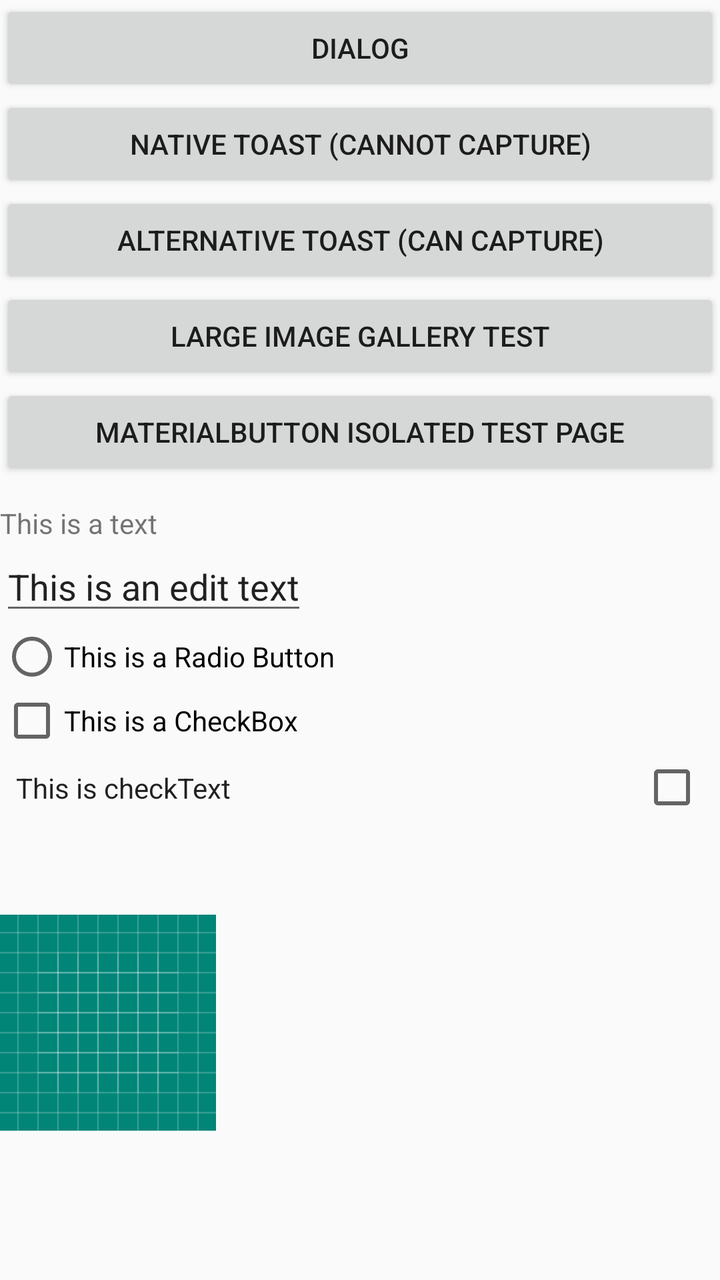
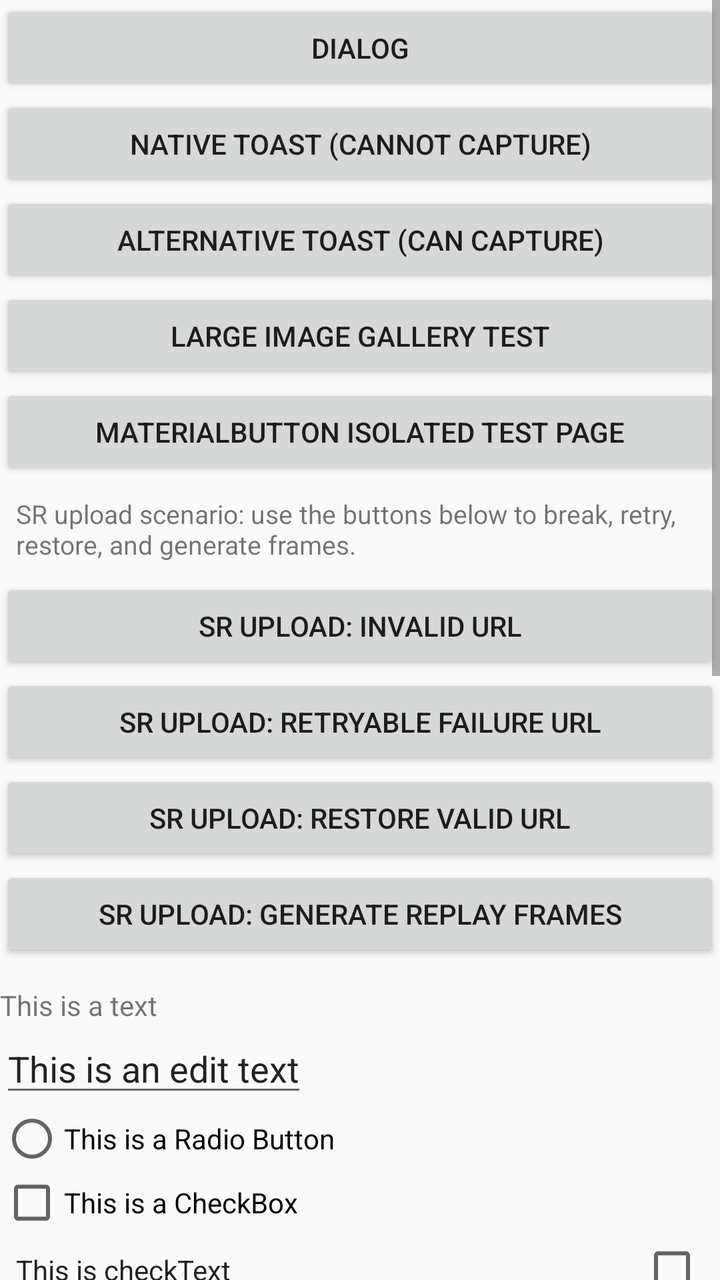

An Android layout rendered at two revisions. The XML below is the earlier revision; the diff shows what the commit changed to produce the second picture.
<!-- AndroidManifest.xml: application theme AppTheme -->
<!-- res/layout/activity_session_replay.xml -->
<?xml version="1.0" encoding="utf-8"?>
<LinearLayout xmlns:android="http://schemas.android.com/apk/res/android"
    xmlns:app="http://schemas.android.com/apk/res-auto"
    android:id="@+id/session_replay_privacy_ll"
    android:layout_width="match_parent"
    android:layout_height="match_parent"
    android:orientation="vertical">

    <Button
        android:id="@+id/session_replay_dialog"
        android:layout_width="match_parent"
        android:layout_height="wrap_content"
        android:text="Dialog" />

    <Button
        android:id="@+id/session_replay_origin_toast"
        android:layout_width="match_parent"
        android:layout_height="wrap_content"
        android:text="Native Toast (Cannot Capture)" />

    <Button
        android:id="@+id/session_replay_custom_toast"
        android:layout_width="match_parent"
        android:layout_height="wrap_content"
        android:text="Alternative Toast (Can Capture)" />

    <Button
        android:id="@+id/session_replay_image_gallery_btn"
        android:layout_width="match_parent"
        android:layout_height="wrap_content"
        android:text="Large Image Gallery Test" />

    <Button
        android:id="@+id/session_replay_material_button_page_btn"
        android:layout_width="match_parent"
        android:layout_height="wrap_content"
        android:text="MaterialButton Isolated Test Page" />

    


























































    <LinearLayout
        android:layout_width="match_parent"
        android:layout_height="wrap_content"
        android:layout_marginTop="12dp"
        android:orientation="vertical">

        <TextView
            android:id="@+id/session_replay_text_tv"
            android:layout_width="wrap_content"
            android:layout_height="wrap_content"
            android:text="This is a text" />

        <EditText
            android:id="@+id/session_replay_edittext_et"
            android:layout_width="wrap_content"
            android:layout_height="wrap_content"
            android:text="This is an edit text" />

        <RadioButton
            android:layout_width="wrap_content"
            android:layout_height="wrap_content"
            android:text="This is a Radio Button" />

        <CheckBox
            android:layout_width="wrap_content"
            android:layout_height="wrap_content"
            android:text="This is a CheckBox" />

        <androidx.appcompat.widget.AppCompatCheckedTextView
            android:id="@+id/session_replay_checked_text_view"
            android:layout_width="match_parent"
            android:layout_height="wrap_content"
            android:checkMark="?android:attr/listChoiceIndicatorMultiple"
            android:gravity="center_vertical"
            android:padding="8dp"
            android:text="This is checkText" />

        <LinearLayout
            android:layout_width="match_parent"
            android:layout_height="wrap_content"
            android:orientation="horizontal"
            android:gravity="center_vertical">

            <ImageView
                android:layout_width="wrap_content"
                android:layout_height="wrap_content"
                android:src="@drawable/ic_launcher_background"
                android:layout_marginEnd="8dp" />

            <ImageView
                android:id="@+id/remote_image_view"
                android:layout_width="200dp"
                android:layout_height="200dp"
                android:scaleType="centerCrop" />
        </LinearLayout>


        <ListView
            android:id="@+id/session_replay_list"
            android:layout_width="match_parent"
            android:layout_height="wrap_content" />
    </LinearLayout>
</LinearLayout>
<!-- resources referenced by this layout -->
<resources>
  <!-- drawable ic_launcher_background: vector/xml drawable (drawable, 5605 chars, omitted) -->
  <style name="AppTheme" parent="Theme.AppCompat.Light.DarkActionBar">
          
          <item name="colorPrimary">@color/colorPrimary</item>
          <item name="colorPrimaryDark">@color/colorPrimaryDark</item>
          <item name="colorAccent">@color/colorAccent</item>
          <item name="colorSurface">@color/colorSurface</item>
          <item name="colorOnSurface">@color/colorOnSurface</item>
      </style>
  <color name="colorPrimary">#008577</color>
  <color name="colorPrimaryDark">#00574B</color>
  <color name="colorAccent">#D81B60</color>
  <color name="colorSurface">#ffffff</color>
  <color name="colorOnSurface">#000000</color>
</resources>

<!-- the commit's change to res/layout/activity_session_replay.xml (unified diff, before → after) -->
@@ -1,16 +1,21 @@
 <?xml version="1.0" encoding="utf-8"?>
-<LinearLayout xmlns:android="http://schemas.android.com/apk/res/android"
+<ScrollView xmlns:android="http://schemas.android.com/apk/res/android"
     xmlns:app="http://schemas.android.com/apk/res-auto"
-    android:id="@+id/session_replay_privacy_ll"
     android:layout_width="match_parent"
     android:layout_height="match_parent"
-    android:orientation="vertical">
+    android:fillViewport="true">
 
-    <Button
-        android:id="@+id/session_replay_dialog"
+    <LinearLayout
+        android:id="@+id/session_replay_privacy_ll"
         android:layout_width="match_parent"
         android:layout_height="wrap_content"
-        android:text="Dialog" />
+        android:orientation="vertical">
+
+        <Button
+            android:id="@+id/session_replay_dialog"
+            android:layout_width="match_parent"
+            android:layout_height="wrap_content"
+            android:text="Dialog" />
 
     <Button
         android:id="@+id/session_replay_origin_toast"
@@ -35,6 +40,38 @@
         android:layout_width="match_parent"
         android:layout_height="wrap_content"
         android:text="MaterialButton Isolated Test Page" />
+
+    <TextView
+        android:id="@+id/session_replay_upload_status"
+        android:layout_width="match_parent"
+        android:layout_height="wrap_content"
+        android:padding="8dp"
+        android:text="SR upload scenario: use the buttons below to break, retry, restore, and generate frames."
+        android:textSize="13sp" />
+
+    <Button
+        android:id="@+id/session_replay_upload_invalid_url_btn"
+        android:layout_width="match_parent"
+        android:layout_height="wrap_content"
+        android:text="SR Upload: Invalid URL" />
+
+    <Button
+        android:id="@+id/session_replay_upload_retryable_url_btn"
+        android:layout_width="match_parent"
+        android:layout_height="wrap_content"
+        android:text="SR Upload: Retryable Failure URL" />
+
+    <Button
+        android:id="@+id/session_replay_upload_restore_url_btn"
+        android:layout_width="match_parent"
+        android:layout_height="wrap_content"
+        android:text="SR Upload: Restore Valid URL" />
+
+    <Button
+        android:id="@+id/session_replay_upload_generate_frames_btn"
+        android:layout_width="match_parent"
+        android:layout_height="wrap_content"
+        android:text="SR Upload: Generate Replay Frames" />
 
     
 
@@ -152,9 +189,10 @@
         </LinearLayout>
 
 
-        <ListView
-            android:id="@+id/session_replay_list"
-            android:layout_width="match_parent"
-            android:layout_height="wrap_content" />
+            <ListView
+                android:id="@+id/session_replay_list"
+                android:layout_width="match_parent"
+                android:layout_height="360dp" />
+        </LinearLayout>
     </LinearLayout>
-</LinearLayout>
+</ScrollView>
